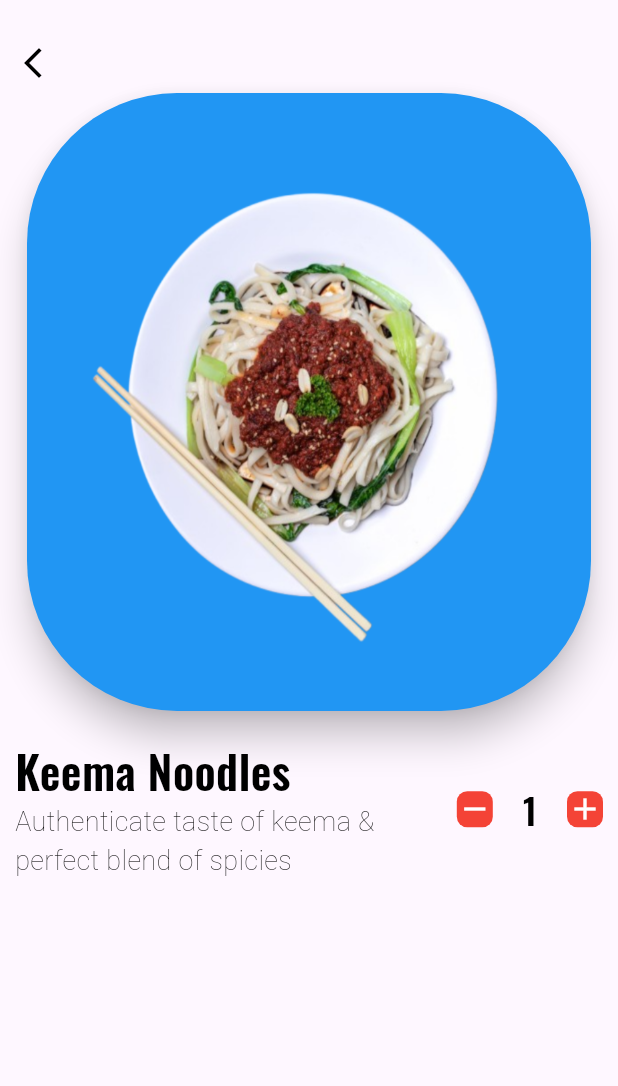
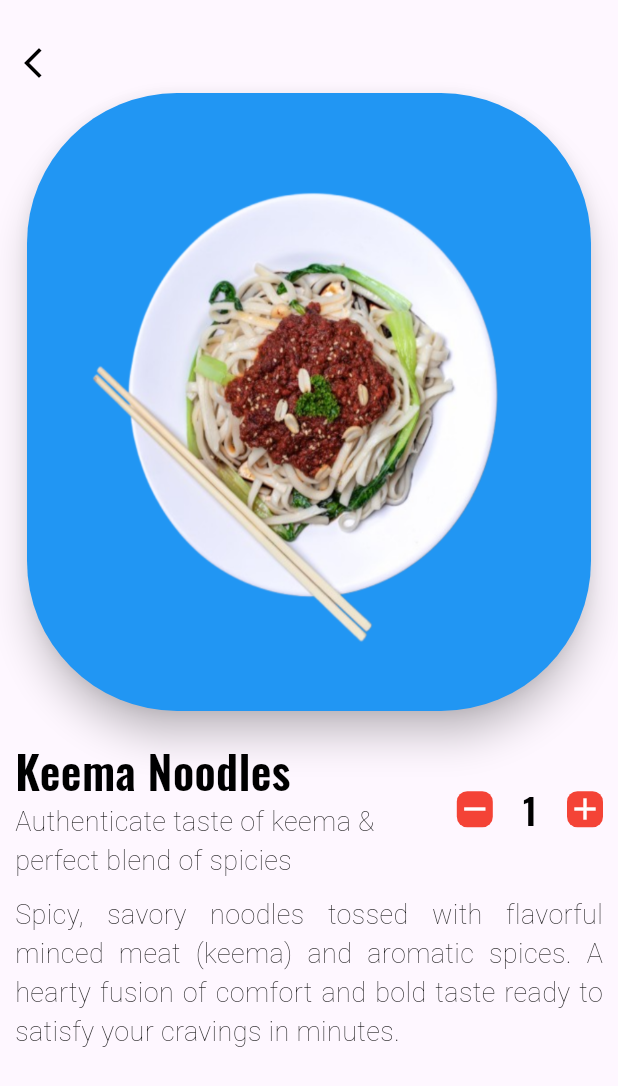
Before and after one commit to ajay-sharma93/ecommerce_one, a Flutter app: the Details screen opened directly, on a phone screen of 412 x 824 dp. Shown: the top 1086 px of the screen. Run offline on Flutter 3.47's test engine with Material 3 defaults, Android fonts, the phone set to English and light mode, and no system bars; our stand-ins replace curved_navigation_bar, flutter_svg; Roboto replaces fonts that are missing (Oswald-SemiBold).

Commit message:
description text is added in the screen

```diff
--- a/lib/pages/details.dart
+++ b/lib/pages/details.dart
@@ -81,6 +81,8 @@ class _DetailsState extends State<Details> {
 
              ],
             ),
+            SizedBox(height: 10.0,),
+            Text("Spicy, savory noodles tossed with flavorful minced meat (keema) and aromatic spices. A hearty fusion of comfort and bold taste ready to satisfy your cravings in minutes.",style: AppWidget.lightsemiTextFieldStyle(),textAlign: TextAlign.justify,)
 
 
 
```
